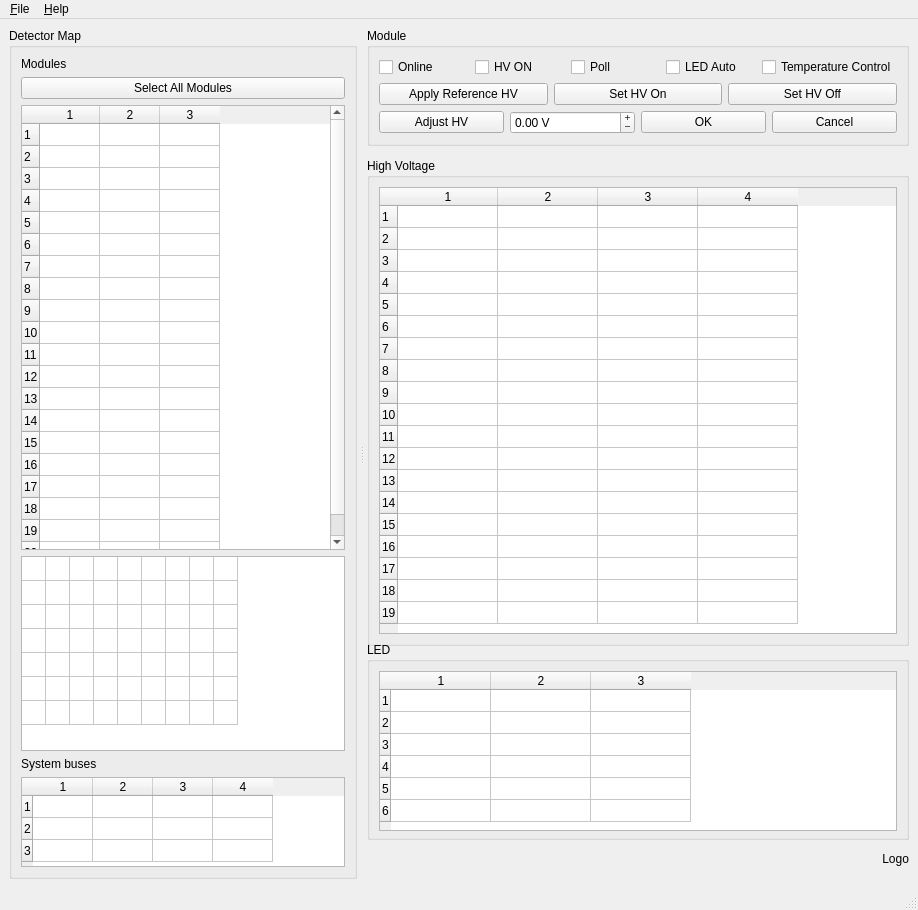
The window that main.ui (sultanmusin/pyslow) describes before a commit, drawn with Qt 5.
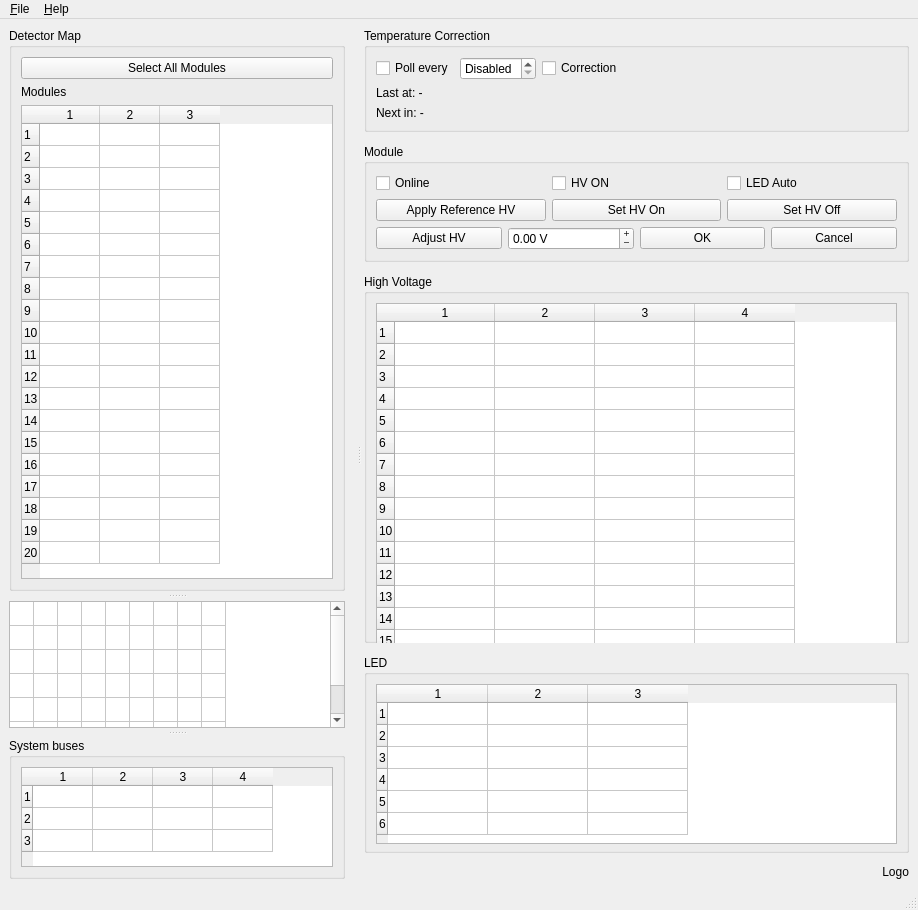
The same window after the commit.

Commit message: Adjust voltage

```diff
--- a/main.ui
+++ b/main.ui
@@ -62,24 +62,69 @@
       <property name="childrenCollapsible">
        <bool>false</bool>
       </property>
-      <widget class="QGroupBox" name="groupBox">
+      <widget class="QFrame" name="frame">
        <property name="sizePolicy">
         <sizepolicy hsizetype="Expanding" vsizetype="Expanding">
          <horstretch>0</horstretch>
          <verstretch>1</verstretch>
         </sizepolicy>
        </property>
-       <property name="title">
-        <string>Detector Map</string>
-       </property>
        <layout class="QVBoxLayout" name="verticalLayout">
+        <property name="leftMargin">
+         <number>0</number>
+        </property>
+        <property name="topMargin">
+         <number>0</number>
+        </property>
+        <property name="bottomMargin">
+         <number>0</number>
+        </property>
         <item>
-         <widget class="QLabel" name="labelModules">
-          <property name="text">
-           <string>Modules</string>
+         <widget class="QSplitter" name="splitter_2">
+          <property name="sizePolicy">
+           <sizepolicy hsizetype="MinimumExpanding" vsizetype="Maximum">
+            <horstretch>0</horstretch>
+            <verstretch>0</verstretch>
+           </sizepolicy>
           </property>
-         </widget>
-        </item>
+          <property name="orientation">
+           <enum>Qt::Vertical</enum>
+          </property>
+          <property name="opaqueResize">
+           <bool>false</bool>
+          </property>
+          <property name="handleWidth">
+           <number>10</number>
+          </property>
+          <property name="childrenCollapsible">
+           <bool>false</bool>
+          </property>
+          <widget class="QGroupBox" name="groupBox_5">
+           <property name="sizePolicy">
+            <sizepolicy hsizetype="MinimumExpanding" vsizetype="MinimumExpanding">
+             <horstretch>0</horstretch>
+             <verstretch>0</verstretch>
+            </sizepolicy>
+           </property>
+           <property name="title">
+            <string>Detector Map</string>
+           </property>
+           <layout class="QVBoxLayout" name="verticalLayout_15">
+            <property name="spacing">
+             <number>6</number>
+            </property>
+            <property name="leftMargin">
+             <number>9</number>
+            </property>
+            <property name="topMargin">
+             <number>9</number>
+            </property>
+            <property name="rightMargin">
+             <number>9</number>
+            </property>
+            <property name="bottomMargin">
+             <number>9</number>
+            </property>
         <item>
          <widget class="QPushButton" name="buttonSelectAll">
           <property name="text">
@@ -87,12 +132,19 @@
           </property>
          </widget>
         </item>
+            <item>
+             <widget class="QLabel" name="labelModules">
+              <property name="text">
+               <string>Modules</string>
+              </property>
+             </widget>
+            </item>
         <item>
          <widget class="QTableWidget" name="moduleList">
           <property name="sizePolicy">
            <sizepolicy hsizetype="Expanding" vsizetype="MinimumExpanding">
             <horstretch>0</horstretch>
-            <verstretch>10</verstretch>
+                <verstretch>6</verstretch>
            </sizepolicy>
           </property>
           <property name="sizeAdjustPolicy">
@@ -144,18 +196,19 @@
           <column/>
          </widget>
         </item>
-        <item>
+           </layout>
+          </widget>
          <widget class="QTableWidget" name="moduleGrid">
           <property name="sizePolicy">
-           <sizepolicy hsizetype="Expanding" vsizetype="Preferred">
+            <sizepolicy hsizetype="Expanding" vsizetype="MinimumExpanding">
             <horstretch>0</horstretch>
-            <verstretch>0</verstretch>
+             <verstretch>2</verstretch>
            </sizepolicy>
           </property>
           <property name="minimumSize">
            <size>
             <width>280</width>
-            <height>195</height>
+             <height>100</height>
            </size>
           </property>
           <property name="font">
@@ -209,14 +262,17 @@
           <column/>
           <column/>
          </widget>
-        </item>
-        <item>
-         <widget class="QLabel" name="labelBuses">
-          <property name="text">
+          <widget class="QGroupBox" name="groupBox">
+           <property name="sizePolicy">
+            <sizepolicy hsizetype="Preferred" vsizetype="MinimumExpanding">
+             <horstretch>0</horstretch>
+             <verstretch>1</verstretch>
+            </sizepolicy>
+           </property>
+           <property name="title">
            <string>System buses</string>
           </property>
-         </widget>
-        </item>
+           <layout class="QVBoxLayout" name="verticalLayout_16">
         <item>
          <widget class="QTableWidget" name="busGrid">
           <property name="sizePolicy">
@@ -266,6 +322,10 @@
         </item>
        </layout>
       </widget>
+         </widget>
+        </item>
+       </layout>
+      </widget>
       <widget class="QFrame" name="rightFrame">
        <property name="sizePolicy">
         <sizepolicy hsizetype="MinimumExpanding" vsizetype="MinimumExpanding">
@@ -295,6 +355,96 @@
         <property name="bottomMargin">
          <number>0</number>
         </property>
+        <item>
+         <widget class="QGroupBox" name="horizontalGroupBox">
+          <property name="title">
+           <string>Temperature Correction</string>
+          </property>
+          <layout class="QGridLayout" name="gridLayout">
+           <item row="3" column="0">
+            <widget class="QLabel" name="labelLastCorrection">
+             <property name="text">
+              <string>Last at: -</string>
+             </property>
+            </widget>
+           </item>
+           <item row="1" column="3">
+            <widget class="QCheckBox" name="checkBoxTemperatureControl">
+             <property name="sizePolicy">
+              <sizepolicy hsizetype="Fixed" vsizetype="Fixed">
+               <horstretch>0</horstretch>
+               <verstretch>0</verstretch>
+              </sizepolicy>
+             </property>
+             <property name="text">
+              <string>Correction</string>
+             </property>
+            </widget>
+           </item>
+           <item row="1" column="2">
+            <widget class="QSpinBox" name="spinBoxCorrectionInterval">
+             <property name="enabled">
+              <bool>true</bool>
+             </property>
+             <property name="sizePolicy">
+              <sizepolicy hsizetype="Fixed" vsizetype="Fixed">
+               <horstretch>0</horstretch>
+               <verstretch>0</verstretch>
+              </sizepolicy>
+             </property>
+             <property name="specialValueText">
+              <string>Disabled</string>
+             </property>
+             <property name="suffix">
+              <string> sec</string>
+             </property>
+             <property name="prefix">
+              <string/>
+             </property>
+             <property name="maximum">
+              <number>3600</number>
+             </property>
+             <property name="singleStep">
+              <number>60</number>
+             </property>
+             <property name="value">
+              <number>0</number>
+             </property>
+            </widget>
+           </item>
+           <item row="4" column="0">
+            <widget class="QLabel" name="labelNextCorrection">
+             <property name="text">
+              <string>Next in: - </string>
+             </property>
+            </widget>
+           </item>
+           <item row="1" column="0">
+            <widget class="QCheckBox" name="checkBoxPoll">
+             <property name="sizePolicy">
+              <sizepolicy hsizetype="Fixed" vsizetype="Fixed">
+               <horstretch>0</horstretch>
+               <verstretch>0</verstretch>
+              </sizepolicy>
+             </property>
+             <property name="text">
+              <string>Poll every</string>
+             </property>
+             <property name="tristate">
+              <bool>false</bool>
+             </property>
+            </widget>
+           </item>
+           <item row="1" column="4">
+            <widget class="QLabel" name="label_2">
+             <property name="text">
+              <string/>
+             </property>
+            </widget>
+           </item>
+          </layout>
+         </widget>
+        </item>
         <item>
          <widget class="QGroupBox" name="groupBoxControl">
           <property name="sizePolicy">
@@ -324,13 +474,6 @@
                <property name="text">
                 <string>HV ON</string>
                </property>
-              </widget>
-             </item>
-             <item>
-              <widget class="QCheckBox" name="checkBoxPoll">
-               <property name="text">
-                <string>Poll</string>
-               </property>
                <property name="tristate">
                 <bool>true</bool>
                </property>
@@ -341,12 +484,8 @@
                <property name="text">
                 <string>LED Auto</string>
                </property>
-              </widget>
-             </item>
-             <item>
-              <widget class="QCheckBox" name="checkBoxHvTemperatureControl">
-               <property name="text">
-                <string>Temperature Control</string>
+               <property name="tristate">
+                <bool>true</bool>
                </property>
               </widget>
              </item>
@@ -438,7 +577,7 @@
           <property name="minimumSize">
            <size>
             <width>450</width>
-            <height>488</height>
+            <height>300</height>
            </size>
           </property>
           <property name="title">
@@ -576,31 +715,6 @@
           </property>
          </widget>
         </item>
-        <item>
-         <widget class="QFrame" name="frame">
-          <property name="sizePolicy">
-           <sizepolicy hsizetype="Preferred" vsizetype="MinimumExpanding">
-            <horstretch>0</horstretch>
-            <verstretch>1</verstretch>
-           </sizepolicy>
-          </property>
-          <property name="minimumSize">
-           <size>
-            <width>0</width>
-            <height>1</height>
-           </size>
-          </property>
-          <property name="frameShape">
-           <enum>QFrame::NoFrame</enum>
-          </property>
-          <property name="frameShadow">
-           <enum>QFrame::Plain</enum>
-          </property>
-          <property name="lineWidth">
-           <number>0</number>
-          </property>
-         </widget>
-        </item>
        </layout>
       </widget>
      </widget>
```
Left out of the diff: 2 changed lines with no effect on the pictures. Lines whose indentation alone changed are shown as unchanged. The commit also changes 1 other file.
